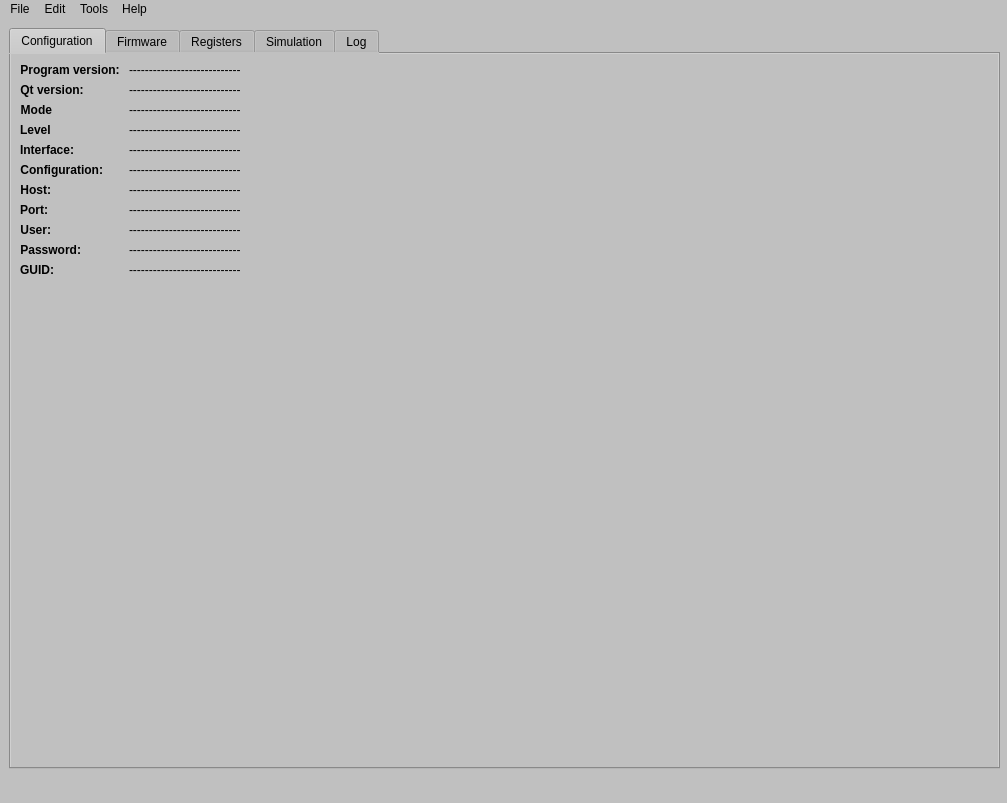
Above: src/mainwindow.ui from grodansparadis/vscp-simulator before the change. Below: the same form after it.
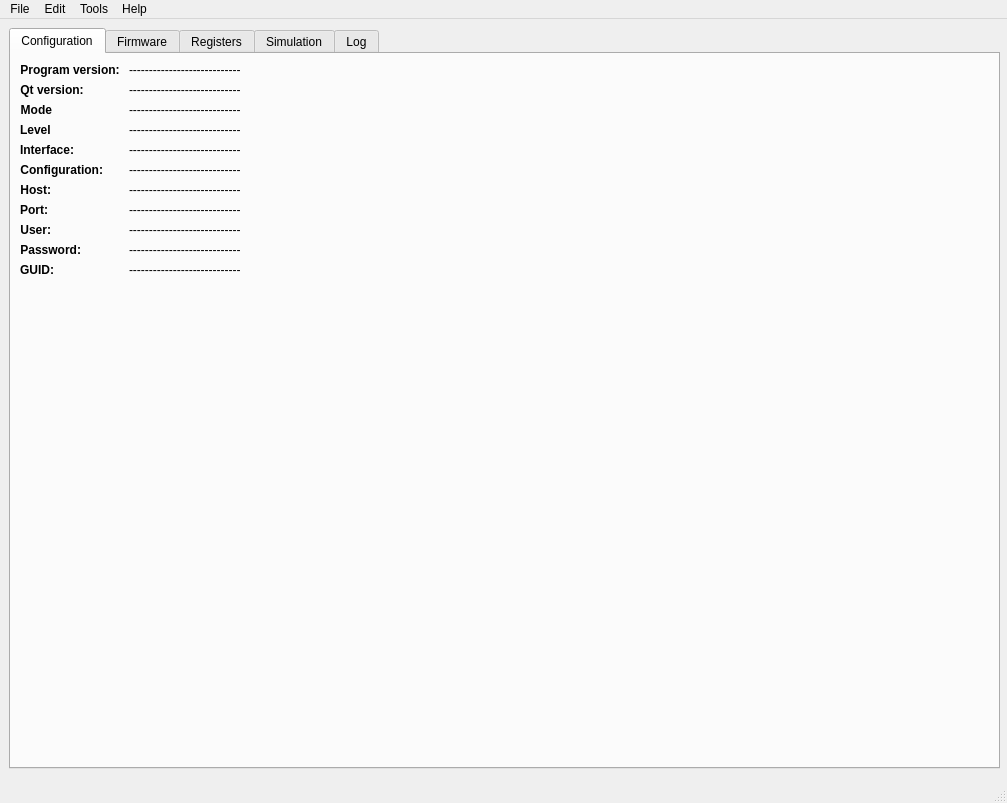
That is the form after the change.

What changed in the file:
```diff
--- a/src/mainwindow.ui
+++ b/src/mainwindow.ui
@@ -17,8 +17,7 @@
    <bool>false</bool>
   </property>
   <property name="styleSheet">
-   <string notr="true">background-color: rgb(192, 192, 192);
-selection-background-color: rgb(0, 0, 0);</string>
+   <string notr="true"/>
   </property>
   <widget class="QWidget" name="centralwidget">
    <widget class="QWidget" name="formLayoutWidget">
```
Left out of the diff: 2 changed lines with no effect on the pictures.
